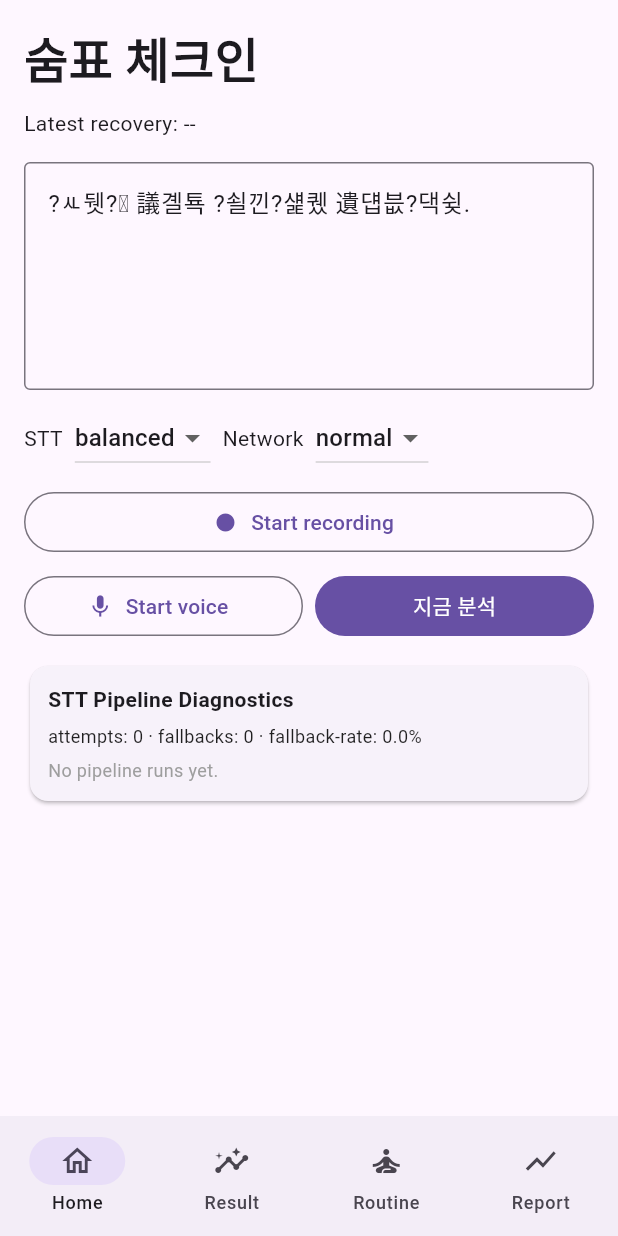
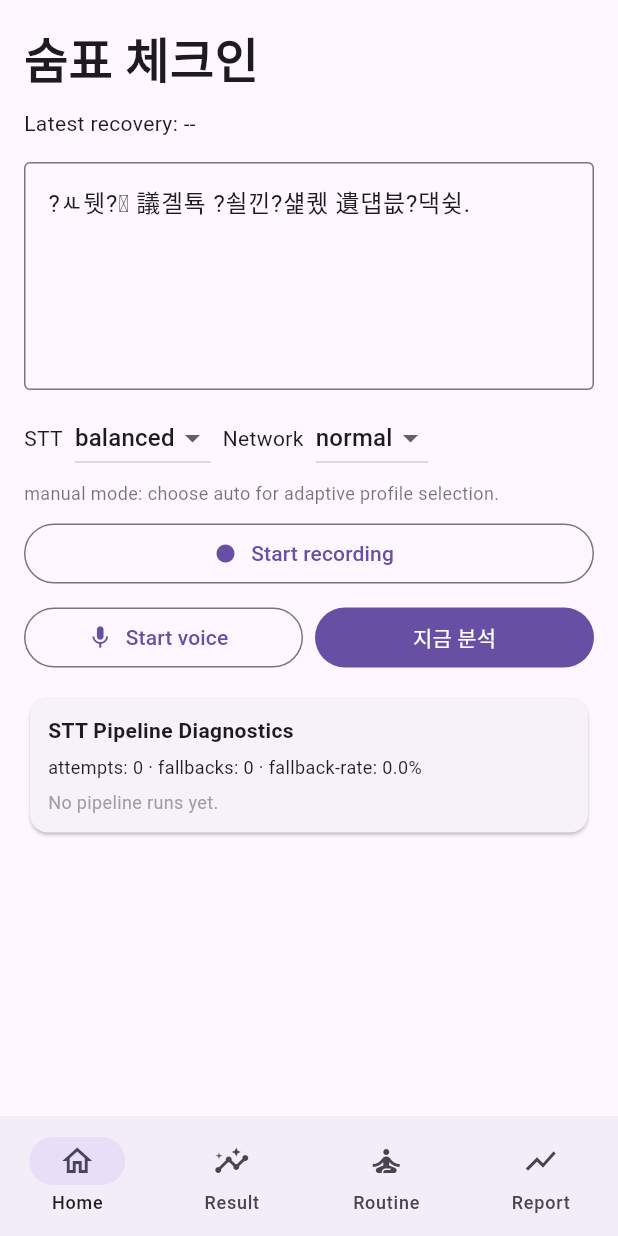
Before and after one commit to RealTheCellist/project3, a Flutter app: the screen it shows after launch, on a phone screen of 412 x 824 dp. Run offline on Flutter 3.47's test engine with Material 3 defaults, Android fonts, the phone set to English and light mode, and no system bars; our stand-ins replace speech_to_text; missing offline and left inert: record; network calls fail.

Commit message:
feat: improve STT UX guidance for auto profile and failures

```diff
--- a/mobile/lib/main.dart
+++ b/mobile/lib/main.dart
@@ -105,26 +105,30 @@ class _RootScreenState extends State<RootScreen> {
 
   String _friendlyError(Object e, {required String scope}) {
     final raw = e.toString();
+    final sttActionHint =
+        scope == 'STT'
+            ? ' Tip: use profile=auto and set network to current condition.'
+            : '';
     if (raw.contains('TimeoutException') || raw.contains('timed out')) {
-      return '$scope timed out. Check network and retry.';
+      return '$scope timed out. Check network and retry.$sttActionHint';
     }
     if (raw.contains('SocketException') || raw.contains('Failed host lookup')) {
-      return '$scope network unreachable.';
+      return '$scope network unreachable.$sttActionHint';
     }
     if (raw.contains('[audio_not_found]')) {
-      return '$scope failed: audio file not found.';
+      return '$scope failed: audio file not found. Please record again.';
     }
     if (raw.contains('[empty_transcript]')) {
       return '$scope failed: empty transcript. Please speak a little longer.';
     }
     if (raw.contains('[backend_not_installed]')) {
-      return '$scope failed: STT backend not installed on server.';
+      return '$scope failed: STT backend not installed on server. Device speech fallback will run.';
     }
     if (raw.contains('[transcription_failed]')) {
-      return '$scope failed: transcription engine error.';
+      return '$scope failed: transcription engine error.$sttActionHint';
     }
     if (raw.contains('HTTP 5')) {
-      return '$scope failed: server unavailable.';
+      return '$scope failed: server unavailable.$sttActionHint';
     }
     return '$scope failed: $raw';
   }
@@ -435,6 +439,13 @@ class HomeTab extends StatelessWidget {
             ),
           ],
         ),
+        const SizedBox(height: 4),
+        Text(
+          sttProfile == 'auto'
+              ? 'auto mode: server selects profile by network/review data. current network=$sttNetwork'
+              : 'manual mode: choose auto for adaptive profile selection.',
+          style: const TextStyle(fontSize: 12, color: Colors.black54),
+        ),
         const SizedBox(height: 8),
         OutlinedButton.icon(
           onPressed: onToggleRecording,
```
Also changed, not shown: 1 other file.
